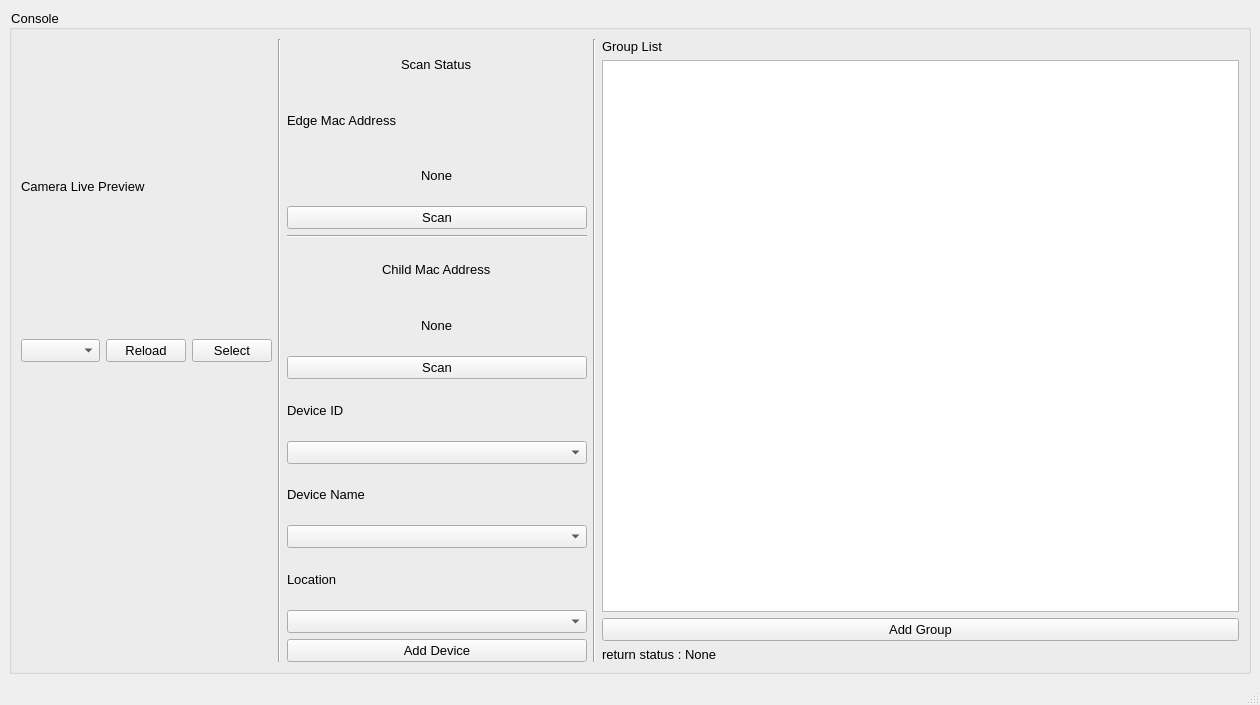
Old version of the form ui.ui in the repository kilescg/GroupingTool.
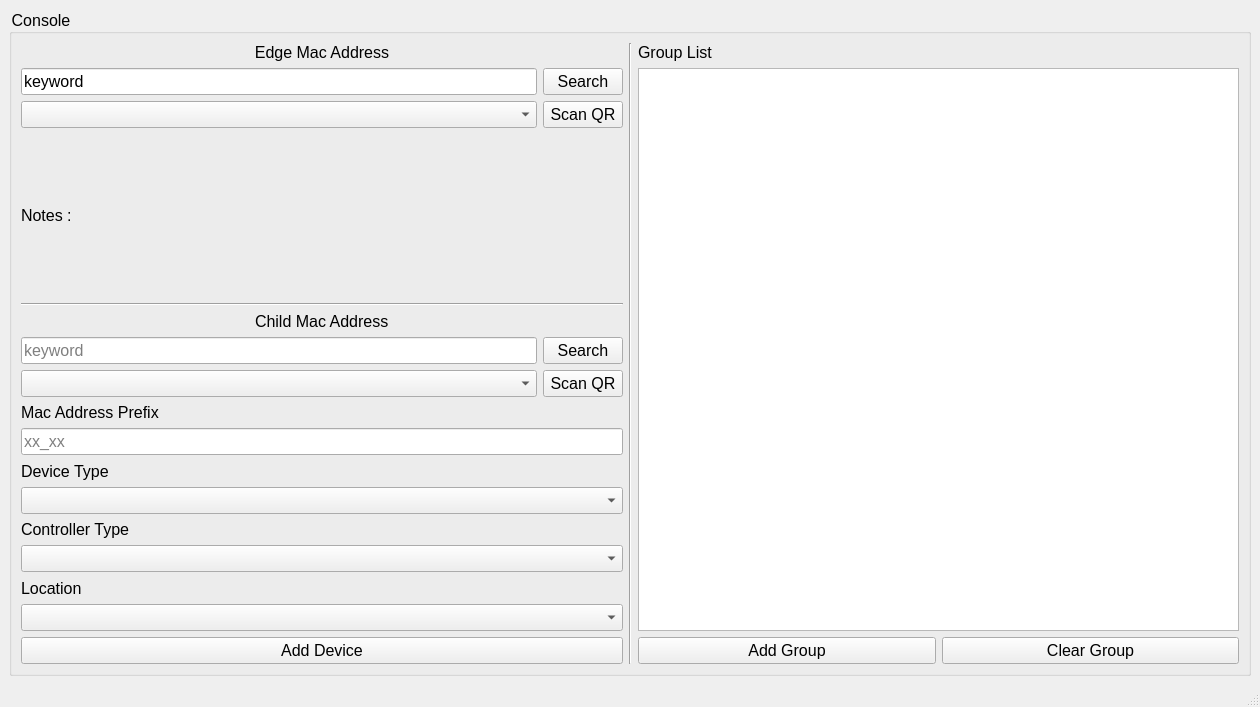
New version of the form. Icons and pictures are not drawn.

```diff
--- a/ui.ui
+++ b/ui.ui
@@ -7,7 +7,7 @@
     <x>0</x>
     <y>0</y>
     <width>1260</width>
-    <height>705</height>
+    <height>707</height>
    </rect>
   </property>
   <property name="windowTitle">
@@ -18,7 +18,8 @@
     <item>
      <widget class="QGroupBox" name="groupBox">
       <property name="styleSheet">
-       <string notr="true">font-size: 10pt</string>
+       <string notr="true">font-family: Arial, Helvetica, sans-serif;
+font-size: 12pt;</string>
       </property>
       <property name="title">
        <string>Console</string>
@@ -26,87 +27,12 @@
       <layout class="QHBoxLayout" name="horizontalLayout_3">
        <item>
         <layout class="QHBoxLayout" name="horizontalLayout_5">
-         <item>
-          <layout class="QVBoxLayout" name="verticalLayout">
-           <item>
-            <widget class="QLabel" name="label_7">
-             <property name="text">
-              <string>Camera Live Preview</string>
-             </property>
-            </widget>
-           </item>
-           <item>
-            <layout class="QHBoxLayout" name="horizontalLayout_2">
-             <item>
-              <widget class="QComboBox" name="cameraListComboBox">
-               <property name="sizePolicy">
-                <sizepolicy hsizetype="Preferred" vsizetype="Maximum">
-                 <horstretch>0</horstretch>
-                 <verstretch>0</verstretch>
-                </sizepolicy>
-               </property>
-              </widget>
-             </item>
-             <item>
-              <widget class="QPushButton" name="reloadButton">
-               <property name="sizePolicy">
-                <sizepolicy hsizetype="Minimum" vsizetype="Maximum">
-                 <horstretch>0</horstretch>
-                 <verstretch>0</verstretch>
-                </sizepolicy>
-               </property>
-               <property name="text">
-                <string>Reload</string>
-               </property>
-              </widget>
-             </item>
-             <item>
-              <widget class="QPushButton" name="selectCameraButton">
-               <property name="sizePolicy">
-                <sizepolicy hsizetype="Minimum" vsizetype="Maximum">
-                 <horstretch>0</horstretch>
-                 <verstretch>0</verstretch>
-                </sizepolicy>
-               </property>
-               <property name="text">
-                <string>Select</string>
-               </property>
-              </widget>
-             </item>
-            </layout>
-           </item>
-           <item>
-            <widget class="QLabel" name="liveCameraLabel">
-             <property name="text">
-              <string/>
-             </property>
-             <property name="pixmap">
-              <pixmap>Img/img_place_holder.jpg</pixmap>
-             </property>
-            </widget>
-           </item>
-          </layout>
-         </item>
-         <item>
-          <widget class="Line" name="line_2">
-           <property name="orientation">
-            <enum>Qt::Vertical</enum>
-           </property>
-          </widget>
-         </item>
          <item>
           <layout class="QVBoxLayout" name="verticalLayout_2">
-           <item alignment="Qt::AlignHCenter">
-            <widget class="QLabel" name="label_5">
-             <property name="text">
-              <string>Scan Status</string>
-             </property>
-            </widget>
-           </item>
            <item>
             <widget class="QLabel" name="label">
              <property name="sizePolicy">
-              <sizepolicy hsizetype="Minimum" vsizetype="Preferred">
+              <sizepolicy hsizetype="Minimum" vsizetype="Maximum">
                <horstretch>0</horstretch>
                <verstretch>0</verstretch>
               </sizepolicy>
@@ -120,21 +46,45 @@
              <property name="text">
               <string>Edge Mac Address</string>
              </property>
-            </widget>
-           </item>
-           <item alignment="Qt::AlignHCenter">
-            <widget class="QLabel" name="label_4">
-             <property name="text">
-              <string>None</string>
+             <property name="alignment">
+              <set>Qt::AlignCenter</set>
              </property>
             </widget>
            </item>
            <item>
-            <widget class="QPushButton" name="pushButton_2">
+            <layout class="QGridLayout" name="gridLayout_2">
+             <item row="1" column="0">
+              <widget class="QComboBox" name="edgeComboBox"/>
+             </item>
+             <item row="0" column="0">
+              <widget class="QLineEdit" name="edgeSearchLineEdit">
              <property name="text">
-              <string>Scan</string>
-             </property>
-            </widget>
+                <string>keyword</string>
+               </property>
+              </widget>
+             </item>
+             <item row="0" column="1">
+              <widget class="QPushButton" name="edgeSearchButton">
+               <property name="text">
+                <string>Search</string>
+               </property>
+              </widget>
+             </item>
+             <item row="1" column="1">
+              <widget class="QPushButton" name="edgeScanButton">
+               <property name="text">
+                <string>Scan QR</string>
+               </property>
+              </widget>
+             </item>
+             <item row="2" column="0">
+              <widget class="QLabel" name="edgeNote">
+               <property name="text">
+                <string>Notes :</string>
+               </property>
+              </widget>
+             </item>
+            </layout>
            </item>
            <item>
             <widget class="Line" name="line">
@@ -144,58 +94,108 @@
             </widget>
            </item>
            <item alignment="Qt::AlignHCenter">
-            <widget class="QLabel" name="label_2">
+            <widget class="QLabel" name="childLabel">
+             <property name="sizePolicy">
+              <sizepolicy hsizetype="Preferred" vsizetype="Maximum">
+               <horstretch>0</horstretch>
+               <verstretch>0</verstretch>
+              </sizepolicy>
+             </property>
              <property name="text">
               <string>Child Mac Address</string>
              </property>
             </widget>
            </item>
-           <item alignment="Qt::AlignHCenter">
-            <widget class="QLabel" name="label_11">
+           <item>
+            <layout class="QGridLayout" name="gridLayout_3">
+             <item row="0" column="0">
+              <widget class="QLineEdit" name="childSearchLineEdit">
+               <property name="placeholderText">
+                <string>keyword</string>
+               </property>
+              </widget>
+             </item>
+             <item row="1" column="1">
+              <widget class="QPushButton" name="childScanButton">
              <property name="text">
-              <string>None</string>
+                <string>Scan QR</string>
              </property>
             </widget>
            </item>
+             <item row="1" column="0">
+              <widget class="QComboBox" name="childComboBox"/>
+             </item>
+             <item row="0" column="1">
+              <widget class="QPushButton" name="childSearchButton">
+               <property name="text">
+                <string>Search</string>
+               </property>
+              </widget>
+             </item>
+            </layout>
+           </item>
            <item>
-            <widget class="QPushButton" name="pushButton_3">
+            <layout class="QVBoxLayout" name="verticalLayout_3">
+             <item>
+              <widget class="QLabel" name="macPrefixLebel">
+               <property name="sizePolicy">
+                <sizepolicy hsizetype="Preferred" vsizetype="Fixed">
+                 <horstretch>0</horstretch>
+                 <verstretch>0</verstretch>
+                </sizepolicy>
+               </property>
              <property name="text">
-              <string>Scan</string>
+                <string>Mac Address Prefix</string>
              </property>
             </widget>
            </item>
            <item>
-            <widget class="QLabel" name="label_8">
+              <widget class="QLineEdit" name="macPrefixLineEdit_1">
+               <property name="sizePolicy">
+                <sizepolicy hsizetype="Preferred" vsizetype="Fixed">
+                 <horstretch>0</horstretch>
+                 <verstretch>0</verstretch>
+                </sizepolicy>
+               </property>
+               <property name="placeholderText">
+                <string>xx_xx</string>
+               </property>
+              </widget>
+             </item>
+             <item>
+              <widget class="QLabel" name="eviceTypeLabel">
              <property name="text">
-              <string>Device ID</string>
+                <string>Device Type</string>
              </property>
             </widget>
            </item>
            <item>
-            <widget class="QComboBox" name="comboBox"/>
+              <widget class="QComboBox" name="deviceTypeComboBox"/>
            </item>
            <item>
-            <widget class="QLabel" name="label_9">
+              <widget class="QLabel" name="controllerTypeLabel">
              <property name="text">
-              <string>Device Name</string>
+                <string>Controller Type</string>
              </property>
             </widget>
            </item>
            <item>
-            <widget class="QComboBox" name="comboBox_2"/>
+              <widget class="QComboBox" name="controllerTypeComboBox"/>
            </item>
            <item>
-            <widget class="QLabel" name="label_10">
+              <widget class="QLabel" name="locationLabel">
              <property name="text">
               <string>Location</string>
              </property>
             </widget>
            </item>
            <item>
-            <widget class="QComboBox" name="comboBox_3"/>
+              <widget class="QComboBox" name="locationComboBox"/>
+             </item>
+            </layout>
            </item>
            <item>
-            <widget class="QPushButton" name="pushButton">
+            <widget class="QPushButton" name="addDeviceButton">
              <property name="text">
               <string>Add Device</string>
              </property>
@@ -206,7 +206,7 @@
         </layout>
        </item>
        <item>
-        <widget class="Line" name="line_3">
+        <widget class="Line" name="line_2">
          <property name="orientation">
           <enum>Qt::Vertical</enum>
          </property>
@@ -225,18 +225,22 @@
           <widget class="QTableView" name="tableView"/>
          </item>
          <item>
-          <widget class="QPushButton" name="pushButton_4">
+          <layout class="QHBoxLayout" name="horizontalLayout_4">
+           <item>
+            <widget class="QPushButton" name="AddGroupButton">
            <property name="text">
             <string>Add Group</string>
            </property>
           </widget>
          </item>
          <item>
-          <widget class="QLabel" name="label_6">
+            <widget class="QPushButton" name="pushButton">
            <property name="text">
-            <string>return status : None</string>
-           </property>
-          </widget>
+              <string>Clear Group</string>
+             </property>
+            </widget>
+           </item>
+          </layout>
          </item>
         </layout>
        </item>
```
Left out of the diff: 6 changed lines with no effect on the pictures. Lines whose indentation alone changed are shown as unchanged.
